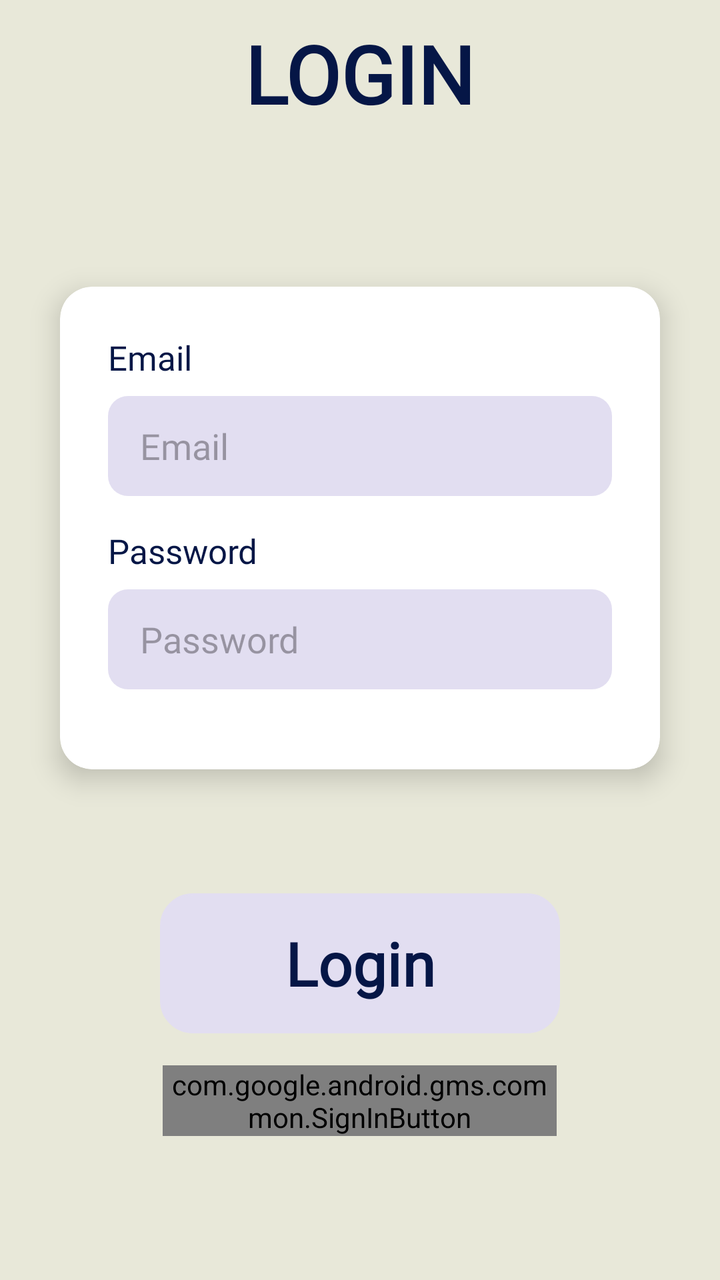
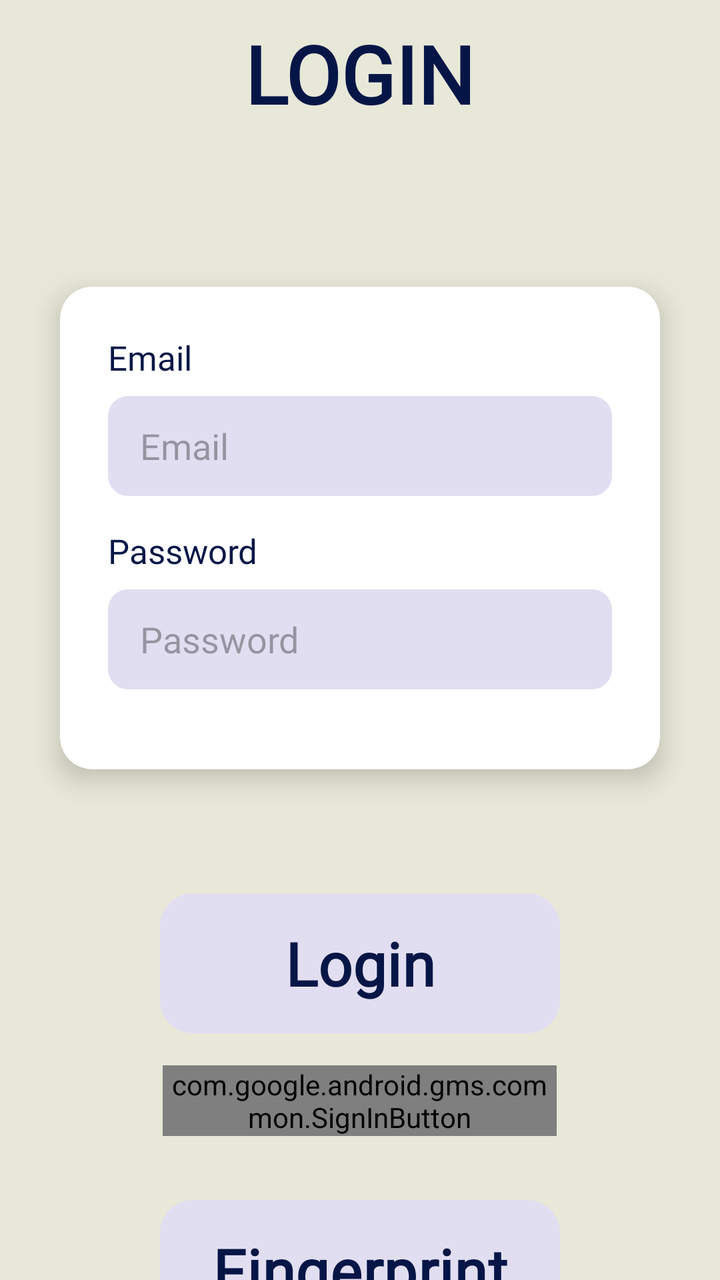

Before-and-after screenshots of an Android layout around one commit, followed by the original layout XML and the change that was made.
<!-- AndroidManifest.xml: application theme Theme.WordVenture2 -->
<!-- res/layout/activity_login.xml -->
<?xml version="1.0" encoding="utf-8"?>
<LinearLayout
    xmlns:android="http://schemas.android.com/apk/res/android"
    xmlns:app="http://schemas.android.com/apk/res-auto"
    xmlns:tools="http://schemas.android.com/tools"
    android:layout_width="match_parent"
    android:layout_height="match_parent"
    android:orientation="vertical"
    android:gravity="center_horizontal"
    android:background="#E8E8D9"
    tools:context=".Login">

    <LinearLayout
        android:layout_width="wrap_content"
        android:layout_height="wrap_content"
        android:layout_marginTop="10dp"
        android:layout_marginBottom="50dp"
        android:gravity="center_vertical"
        android:orientation="horizontal">

        <TextView
            android:layout_width="wrap_content"
            android:layout_height="wrap_content"
            android:text="LOGIN"
            android:textColor="#051646"
            android:textSize="40sp"
            android:textStyle="bold"
            android:fontFamily="@font/barriecito"/>
    </LinearLayout>

    <androidx.cardview.widget.CardView
        android:layout_width="match_parent"
        android:layout_height="wrap_content"
        app:cardCornerRadius="16dp"
        app:cardElevation="8dp"
        android:layout_marginHorizontal="16dp"
        android:layout_margin="30dp"
        app:cardBackgroundColor="#FFFFFF">

        <LinearLayout
            android:layout_width="match_parent"
            android:layout_height="wrap_content"
            android:orientation="vertical"
            android:padding="24dp">

            <TextView
                android:layout_width="wrap_content"
                android:layout_height="wrap_content"
                android:text="Email"
                android:fontFamily="@font/barriecito"
                android:textColor="#051646"
                android:textSize="17dp"
                android:layout_marginBottom="8dp"/>

            <EditText
                android:id="@+id/email_edit_text"
                android:layout_width="match_parent"
                android:layout_height="50dp"
                android:background="@drawable/rounded_edit_text"
                android:hint="Email"
                android:fontFamily="@font/comic_relief"
                android:paddingHorizontal="16dp"
                android:inputType="textEmailAddress"
                android:layout_marginBottom="16dp"
                android:backgroundTint="#E2DEF1"
                tools:ignore="Autofill" />

            <TextView
                android:layout_width="wrap_content"
                android:layout_height="wrap_content"
                android:text="Password"
                android:textColor="#051646"
                android:textSize="17dp"
                android:fontFamily="@font/barriecito"
                android:layout_marginBottom="8dp"/>

            <EditText
                android:id="@+id/password_edit_text"
                android:layout_width="match_parent"
                android:layout_height="50dp"
                android:background="@drawable/rounded_edit_text"
                android:hint="Password"
                android:fontFamily="@font/comic_relief"
                android:paddingHorizontal="16dp"
                android:inputType="textPassword"
                android:drawableTint="#808080"
                android:drawablePadding="16dp"
                android:layout_marginBottom="16dp"
                android:backgroundTint="#E2DEF1"
                tools:ignore="Autofill" />

        </LinearLayout>
    </androidx.cardview.widget.CardView>

    <Button
        android:id="@+id/login_button"
        android:layout_width="200dp"
        android:layout_height="70dp"
        android:layout_marginTop="32dp"
        android:background="@drawable/rounded_button"
        app:backgroundTint="#E2DEF1"
        android:text="Login"
        android:textAllCaps="false"
        android:textColor="#051646"
        android:textStyle="bold"
        android:textSize="30sp"
        android:fontFamily="@font/barriecito"
        android:elevation="8dp"/>

    
    <com.google.android.gms.common.SignInButton
        android:id="@+id/google_sign_in_button"
        android:layout_width="197dp"
        android:layout_height="wrap_content"
        android:layout_marginTop="16dp"
        android:layout_marginBottom="16dp"
        tools:ignore="MissingConstraints" />

</LinearLayout>
<!-- resources referenced by this layout -->
<resources>
  <!-- drawable rounded_button (drawable) -->
  <?xml version="1.0" encoding="utf-8"?>
  <shape xmlns:android="http://schemas.android.com/apk/res/android">
      <solid android:color="#E2DEF1" />
      <corners android:radius="16dp"/>
      <stroke android:width="1dp" android:color="#A099AB"/>
  </shape>
  <!-- drawable rounded_edit_text (drawable) -->
  <?xml version="1.0" encoding="utf-8"?>
  <shape xmlns:android="http://schemas.android.com/apk/res/android">
      <solid android:color="#F0F0F0"/>
      <corners android:radius="10dp"/>
  </shape>
  <style name="Theme.WordVenture2" parent="Base.Theme.WordVenture2" />
  <style name="Base.Theme.WordVenture2" parent="Theme.Material3.DayNight.NoActionBar">
          
          
      </style>
</resources>

<!-- the commit's change to res/layout/activity_login.xml (unified diff, before → after) -->
@@ -107,7 +107,6 @@
         android:fontFamily="@font/barriecito"
         android:elevation="8dp"/>
 
-    
     <com.google.android.gms.common.SignInButton
         android:id="@+id/google_sign_in_button"
         android:layout_width="197dp"
@@ -116,4 +115,19 @@
         android:layout_marginBottom="16dp"
         tools:ignore="MissingConstraints" />
 
+    <Button
+        android:id="@+id/fingerprint_login_button"
+        android:layout_width="200dp"
+        android:layout_height="70dp"
+        android:layout_marginTop="16dp"
+        android:layout_marginBottom="32dp"
+        android:background="@drawable/rounded_button"
+        app:backgroundTint="#E2DEF1"
+        android:text="Fingerprint"
+        android:textAllCaps="false"
+        android:textColor="#051646"
+        android:textStyle="bold"
+        android:textSize="30sp"
+        android:fontFamily="@font/barriecito"
+        android:elevation="8dp"/>
 </LinearLayout>
